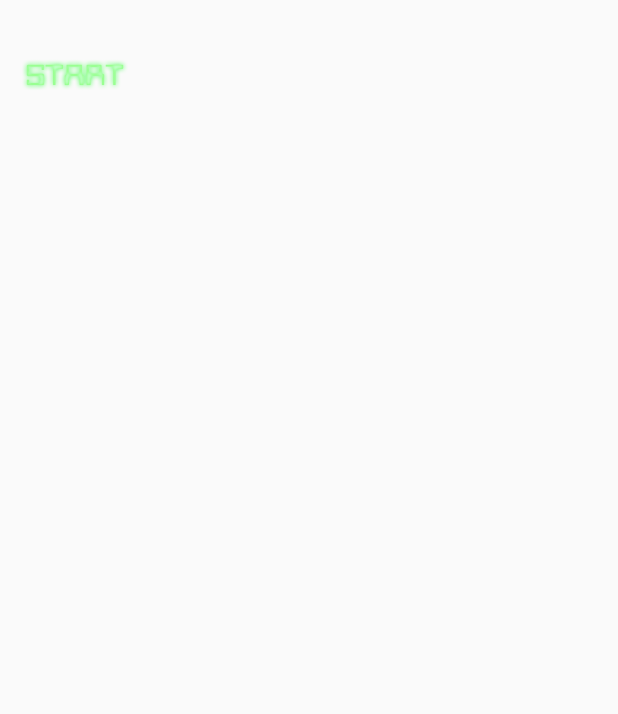
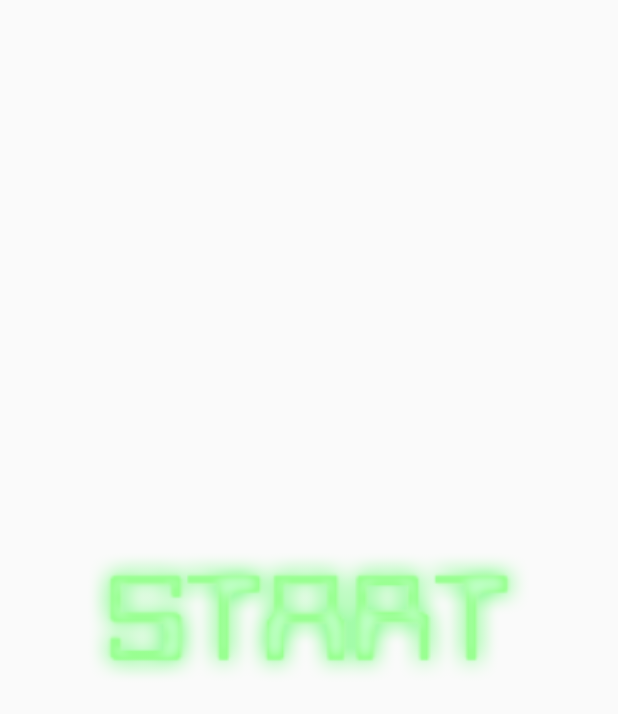
Before and after one commit to mugak/Wethebest, an Android app: the layout activity_main.xml on its own in the app's theme, with its tools: preview values and no code run, on a phone screen of 412 x 824 dp. Shown: the top 714 px of the screen. Run offline under Robolectric (Android 15) with nearby library versions, the phone set to English and light mode, and no system bars.

Commit message:
Changes to UI and XML

```diff
--- a/SpaceInvaders/app/src/main/res/layout/activity_main.xml
+++ b/SpaceInvaders/app/src/main/res/layout/activity_main.xml
@@ -5,18 +5,20 @@
     android:id="@+id/activity_setup"
     android:layout_width="wrap_content"
     android:layout_height="wrap_content"
-    tools:context=".SpaceInvaders">
+    tools:context=".UI">
 
     <ImageView
         android:id="@+id/Spaceship"
         android:layout_width="50dp"
         android:layout_height="50dp"
+        android:layout_centerHorizontal="true"
+        android:layout_centerVertical="true"
         android:contentDescription="@string/app_name"
+
+        android:visibility="invisible"
         app:srcCompat="@drawable/player"
         tools:layout_editor_absoluteX="127dp"
-        tools:layout_editor_absoluteY="227dp"
-        android:visibility="invisible"
-        />
+        tools:layout_editor_absoluteY="227dp" />
 
     <ImageView
         android:id="@+id/Brick1"
@@ -158,13 +160,15 @@
         app:srcCompat="@drawable/game_over"
         tools:layout_editor_absoluteX="127dp"
         tools:layout_editor_absoluteY="227dp" />
+
     <ImageView
         android:id="@+id/start"
-        android:layout_width="100dp"
-        android:layout_height="100dp"
-        android:contentDescription="@string/app_name"
-        app:srcCompat="@drawable/start_button"
-        />
+        android:layout_width="match_parent"
+        android:layout_height="match_parent"
+
+        app:srcCompat="@drawable/start_button" />
+
+
 
 
 </RelativeLayout>
```
Also changed, not shown: SpaceInvaders/app/src/main/java/com/wethebest/spaceinvaders/UI.java (+20 -20 lines).
